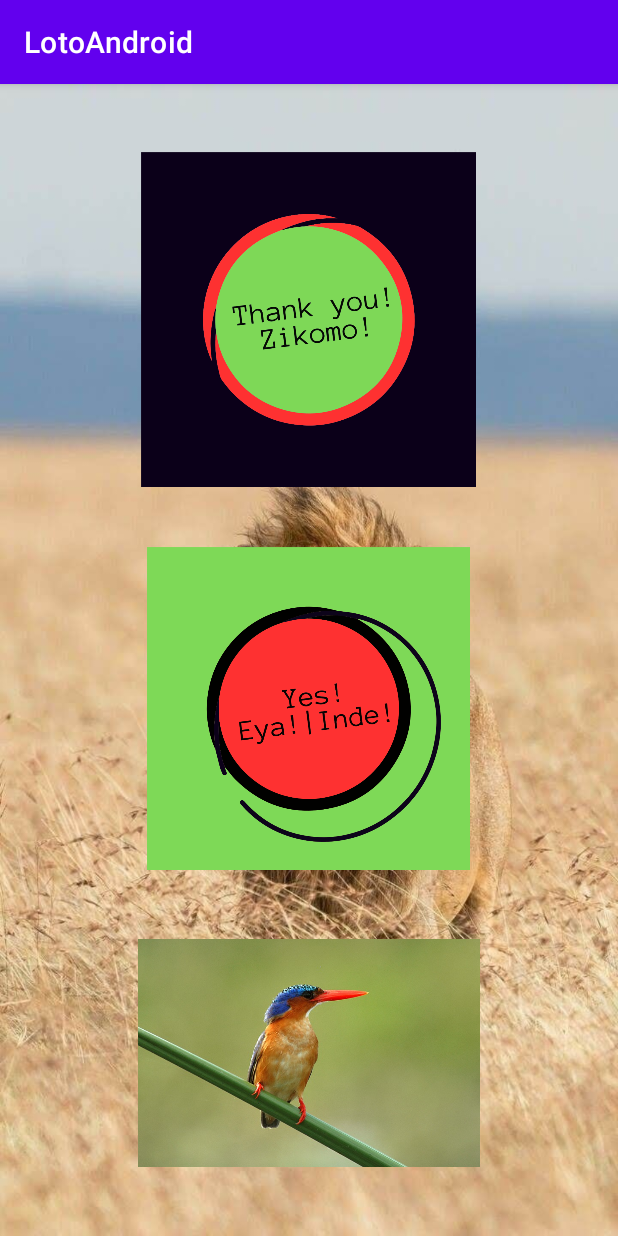
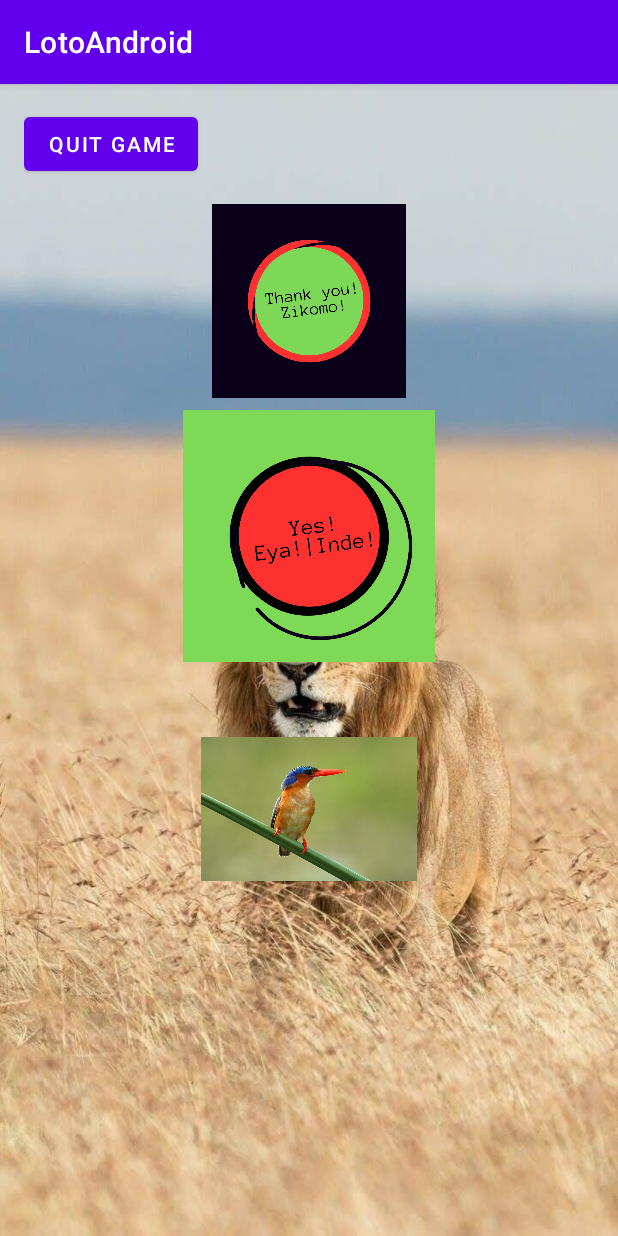
Before and after one commit to Mkayuni/LotoAndroid, an Android app: the screen it shows after launch (MainActivity), on a phone screen of 412 x 824 dp. Run offline under Robolectric (Android 15) with nearby library versions, the phone set to English and light mode, and no system bars.

Commit message:
Loto initial

```diff
--- a/app/src/main/java/com/example/lotoandroid/MainActivity.java
+++ b/app/src/main/java/com/example/lotoandroid/MainActivity.java
@@ -10,6 +10,7 @@ import androidx.appcompat.app.AppCompatActivity;
 import android.content.pm.ActivityInfo;
 import android.content.res.Configuration;
 import android.widget.LinearLayout;
+import androidx.appcompat.app.AlertDialog;
 
 import java.io.BufferedReader;
 import java.io.IOException;
@@ -44,12 +45,12 @@ public class MainActivity extends AppCompatActivity {
     private TextView countdownTextView;
     private Runnable countdownRunnable; // Variable to track countdown
     MediaPlayer tickPlayer;
-    private Button skipButton;
     private SensorManager sensorManager;
     private Sensor accelerometerSensor;
     private List<String> skippedWords = new ArrayList<>();
     private boolean hasSkipped = false;
     private boolean hasDisplayedCorrectMessage = false;
+    private boolean isClickListenerEnabled = true;
 
     // Declare the SensorEventListener as a member variable
     private SensorEventListener sensorEventListener = new SensorEventListener() {
@@ -118,7 +119,7 @@ public class MainActivity extends AppCompatActivity {
     }
 
     private void onSkip() {
-        if (inGameMode && !hasDisplayedCorrectMessage) {
+        if (inGameMode && !hasDisplayedCorrectMessage && isClickListenerEnabled) {
             // Show flash card saying "Correct" with the style applied
             String correctMessage = getString(R.string.correct_message);
 
@@ -166,7 +167,7 @@ public class MainActivity extends AppCompatActivity {
     }
 
     private void onSkipUpwards() {
-        if (inGameMode && !hasSkipped) {
+        if (inGameMode && !hasSkipped && isClickListenerEnabled) {
             // Check if landscapeWordPairTextView is not null before using it
             if (landscapeWordPairTextView != null) {
                 // Show flash card saying "SKIP" for upward tilt
@@ -215,21 +216,33 @@ public class MainActivity extends AppCompatActivity {
             ImageView animalsImage = findViewById(R.id.categoryImageAnimals);
 
             if (commonPhrasesImage != null) {
-                commonPhrasesImage.setOnClickListener(view -> onCategoryImageClick("Common Phrases"));
+                commonPhrasesImage.setOnClickListener(view -> {
+                    if (isClickListenerEnabled) {
+                        onCategoryImageClick("Common Phrases");
+                    }
+                });
             }
 
             if (commonWordsImage != null) {
-                commonWordsImage.setOnClickListener(view -> onCategoryImageClick("Common Words"));
+                commonWordsImage.setOnClickListener(view -> {
+                    if (isClickListenerEnabled) {
+                        onCategoryImageClick("Common Words");
+                    }
+                });
             }
 
             if (animalsImage != null) {
-                animalsImage.setOnClickListener(view -> onCategoryImageClick("Animals"));
+                animalsImage.setOnClickListener(view -> {
+                    if (isClickListenerEnabled) {
+                        onCategoryImageClick("Animals");
+                    }
+                });
             }
         }
     }
 
     private void onCategoryImageClick(String category) {
-        if (inGameMode) {
+        if (inGameMode && isClickListenerEnabled) {
             resetAndStartNewGame();
         }
 
@@ -385,7 +398,9 @@ public class MainActivity extends AppCompatActivity {
 
                     // Transition back to category selection
                     Intent intent = new Intent(this, MainActivity.class);
+                    intent.setFlags(Intent.FLAG_ACTIVITY_CLEAR_TOP);
                     startActivity(intent);
+                    finish(); // Finish the current activity
                     Log.d(TAG, "Returning to category selection");
                 }, 10000); // Delay for 10 seconds before returning to category selection
             }, 2000); // Delay for 8 seconds before displaying skipped words
@@ -428,6 +443,20 @@ public class MainActivity extends AppCompatActivity {
         }
     }
 
+    public void quitGame(View view) {
+        // Show a confirmation dialog to confirm quitting the game
+        AlertDialog.Builder builder = new AlertDialog.Builder(this);
+        builder.setMessage("Are you sure you want to quit the game?")
+                .setPositiveButton("Yes", (dialog, which) -> {
+                    // User confirmed, exit the entire app
+                    finish();
+                    System.exit(0); // Add this line to exit the app
+                })
+                .setNegativeButton("No", (dialog, which) -> {
+                    // User canceled, do nothing or provide additional logic
+                })
+                .show();
+    }
     private String displayRandomWordPair(List<String> englishWords, List<String> chichewaWords, TextView targetTextView) {
         if (!inGameMode || englishWords.isEmpty() || chichewaWords.isEmpty()) {
             targetTextView.setText("");
--- a/app/src/main/res/layout/activity_loto.xml
+++ b/app/src/main/res/layout/activity_loto.xml
@@ -10,10 +10,17 @@
     tools:context=".LOTO">
 
     <!-- ImageView for Common Phrases with Click Listener -->
+    <Button
+        android:id="@+id/quitGameButton"
+        android:layout_width="wrap_content"
+        android:layout_height="wrap_content"
+        android:onClick="quitGame"
+        android:text="Quit Game" />
+
     <ImageView
         android:id="@+id/categoryImageCommonPhrases"
-        android:layout_width="223dp"
-        android:layout_height="249dp"
+        android:layout_width="190dp"
+        android:layout_height="129dp"
         android:layout_gravity="center"
         android:layout_marginTop="16dp"
         android:contentDescription="@string/common_phrases_image_content_description"
@@ -23,21 +30,22 @@
     <!-- ImageView for Common Words with Click Listener -->
 
     <!-- ImageView for Animals with Click Listener -->
+
     <ImageView
         android:id="@+id/categoryImageCommonWords"
-        android:layout_width="215dp"
-        android:layout_height="253dp"
+        android:layout_width="168dp"
+        android:layout_height="168dp"
         android:layout_gravity="center"
         android:layout_marginTop="8dp"
         android:contentDescription="@string/common_words_image_content_description"
         android:scaleType="centerInside"
         android:src="@drawable/common_words_image" />
 
-    <!-- TextView for the message -->
+    <!-- ImageView for Animals with Click Listener -->
     <ImageView
         android:id="@+id/categoryImageAnimals"
-        android:layout_width="228dp"
-        android:layout_height="182dp"
+        android:layout_width="144dp"
+        android:layout_height="171dp"
         android:layout_gravity="center"
         android:layout_marginTop="12dp"
         android:contentDescription="@string/animals_image_content_description"
@@ -62,6 +70,7 @@
         android:layout_height="wrap_content"
         android:gravity="center"
         android:orientation="horizontal">
+
         <TextView
             android:id="@+id/wordPairTextView"
             android:layout_width="wrap_content"
@@ -71,5 +80,7 @@
             android:textColor="@color/black"
             android:textSize="24sp"
             android:visibility="invisible" />
+
     </LinearLayout>
+
 </LinearLayout>
```
Also changed, not shown: app/src/main/java/com/example/lotoandroid/LOTO.java (+16 -0 lines).
